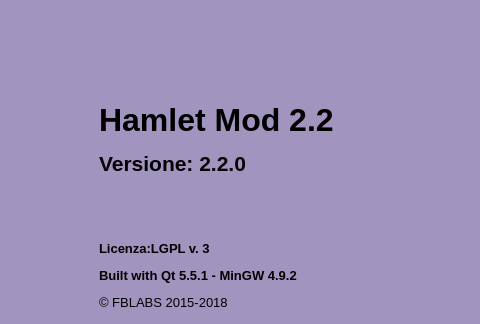
This is mainwindow.ui in fblabs/hamlet-mod-sancon as Qt 5 draws it before an edit; both pictures show x 324 to 804 and y 0 to 324 of the 979 by 780 pixel window. The edited form follows.
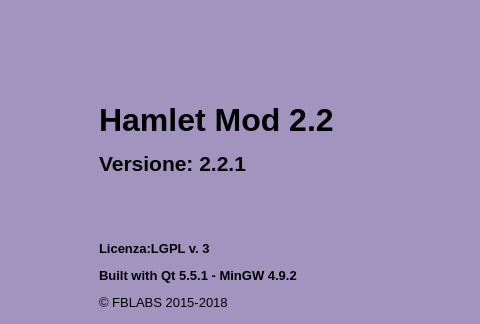
This is the edited form. Icons and pictures are not drawn.

The edit to the form file:
```diff
--- a/mainwindow.ui
+++ b/mainwindow.ui
@@ -539,7 +539,7 @@
       <item>
        <widget class="QLabel" name="label_2">
         <property name="text">
-         <string>&lt;html&gt;&lt;head/&gt;&lt;body&gt;&lt;p&gt;&lt;span style=&quot; font-size:24pt; font-weight:600;&quot;&gt;Hamlet Mod 2.2&lt;/span&gt;&lt;/p&gt;&lt;p&gt;&lt;span style=&quot; font-size:16pt; font-weight:600;&quot;&gt;Versione: &lt;/span&gt;&lt;span style=&quot; font-size:16pt; font-weight:600; color:#060606;&quot;&gt;2.2.0&lt;/span&gt;&lt;br/&gt;&lt;/p&gt;&lt;p&gt;&lt;br/&gt;&lt;/p&gt;&lt;p&gt;&lt;span style=&quot; font-size:10pt; font-weight:600;&quot;&gt;Licenza:LGPL v. 3&lt;/span&gt;&lt;/p&gt;&lt;p&gt;&lt;span style=&quot; font-size:10pt; font-weight:600;&quot;&gt;Built with Qt 5.5.1 - MinGW 4.9.2&lt;/span&gt;&lt;/p&gt;&lt;p&gt;&lt;span style=&quot; font-size:10pt;&quot;&gt;© FBLABS 2015-2018&lt;/span&gt;&lt;/p&gt;&lt;p&gt;&lt;a href=&quot;https://www.github.com/fblabs/hamlet-mod-sancon&quot;&gt;&lt;span style=&quot; text-decoration: underline; color:#0000ff;&quot;&gt;Sorgenti (github)&lt;/span&gt;&lt;/a&gt;&lt;/p&gt;&lt;/body&gt;&lt;/html&gt;</string>
+         <string>&lt;html&gt;&lt;head/&gt;&lt;body&gt;&lt;p&gt;&lt;span style=&quot; font-size:24pt; font-weight:600;&quot;&gt;Hamlet Mod 2.2&lt;/span&gt;&lt;/p&gt;&lt;p&gt;&lt;span style=&quot; font-size:16pt; font-weight:600;&quot;&gt;Versione: &lt;/span&gt;&lt;span style=&quot; font-size:16pt; font-weight:600; color:#060606;&quot;&gt;2.2.1&lt;/span&gt;&lt;br/&gt;&lt;/p&gt;&lt;p&gt;&lt;br/&gt;&lt;/p&gt;&lt;p&gt;&lt;span style=&quot; font-size:10pt; font-weight:600;&quot;&gt;Licenza:LGPL v. 3&lt;/span&gt;&lt;/p&gt;&lt;p&gt;&lt;span style=&quot; font-size:10pt; font-weight:600;&quot;&gt;Built with Qt 5.5.1 - MinGW 4.9.2&lt;/span&gt;&lt;/p&gt;&lt;p&gt;&lt;span style=&quot; font-size:10pt;&quot;&gt;© FBLABS 2015-2018&lt;/span&gt;&lt;/p&gt;&lt;p&gt;&lt;a href=&quot;https://www.github.com/fblabs/hamlet-mod-sancon&quot;&gt;&lt;span style=&quot; text-decoration: underline; color:#0000ff;&quot;&gt;Sorgenti (github)&lt;/span&gt;&lt;/a&gt;&lt;/p&gt;&lt;/body&gt;&lt;/html&gt;</string>
         </property>
         <property name="scaledContents">
          <bool>false</bool>
```
